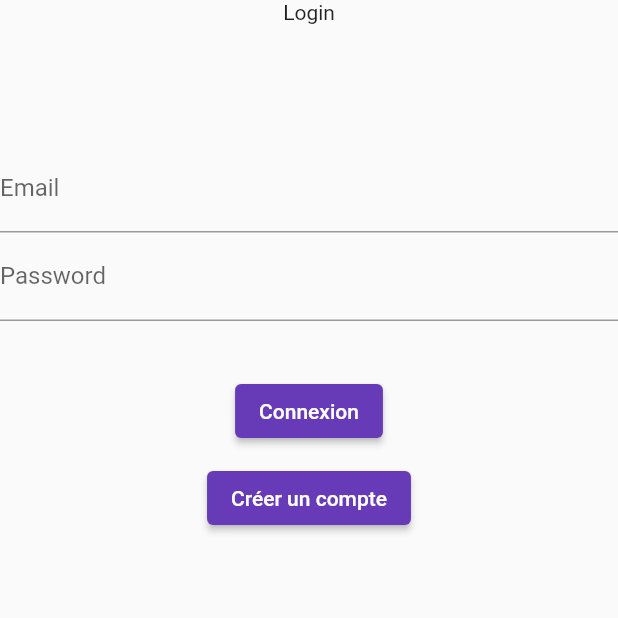
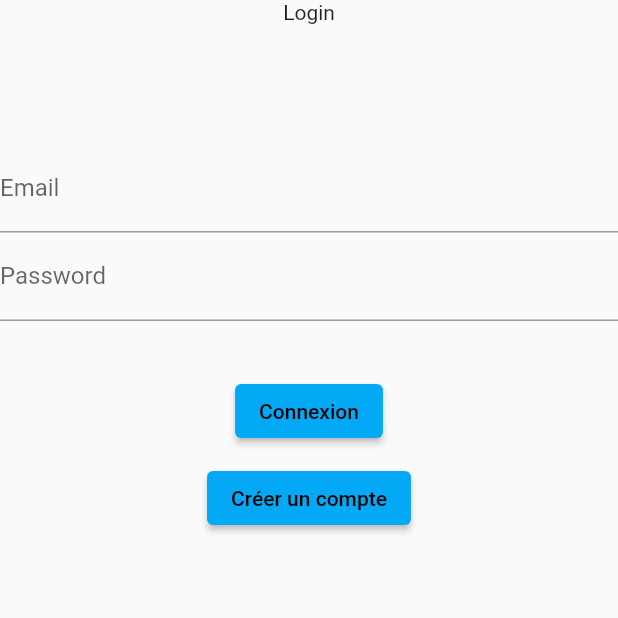
Before and after one commit to Kolphren/dwm14, a Flutter app: the screen it shows after launch, on a phone screen of 412 x 824 dp, the top half of it. Run offline on Flutter 3.47's test engine with Material 2 defaults, Android fonts, the phone set to English and light mode, and no system bars; our stand-ins replace cloud_firestore, firebase_auth, firebase_core; accounts and stored records are empty.

Commit message:
add style again

```diff
--- a/lib/components/landing.dart
+++ b/lib/components/landing.dart
@@ -54,6 +54,7 @@ class Landing extends StatelessWidget {
                             image: NetworkImage(movies[index].poster))),
                       ),
                     ),
+                    SizedBox(height: 20),
                     Text(movies[index].title, style: TextStyle(fontWeight: FontWeight.bold),),
                     Text(movies[index].year),
                     Text(movies[index].kind.toString()),
--- a/lib/main.dart
+++ b/lib/main.dart
@@ -26,8 +26,9 @@ class MyApp extends StatelessWidget {
         if (snapshot.connectionState == ConnectionState.done) {
           return MaterialApp(
             title: 'Flutter Demo',
+            debugShowCheckedModeBanner: false,
             theme: ThemeData (
-              primarySwatch: Colors.deepPurple,
+              primarySwatch: Colors.lightBlue,
             ),
             routes: routes,
             initialRoute: isLogged() != null ? '/home' : '/login',
```
